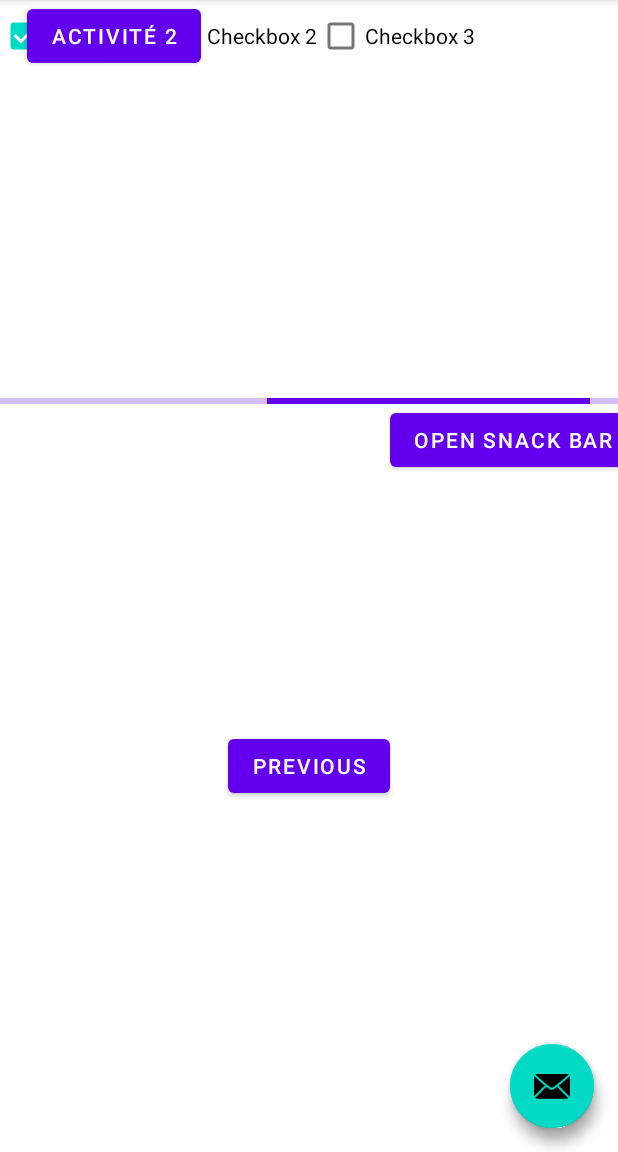
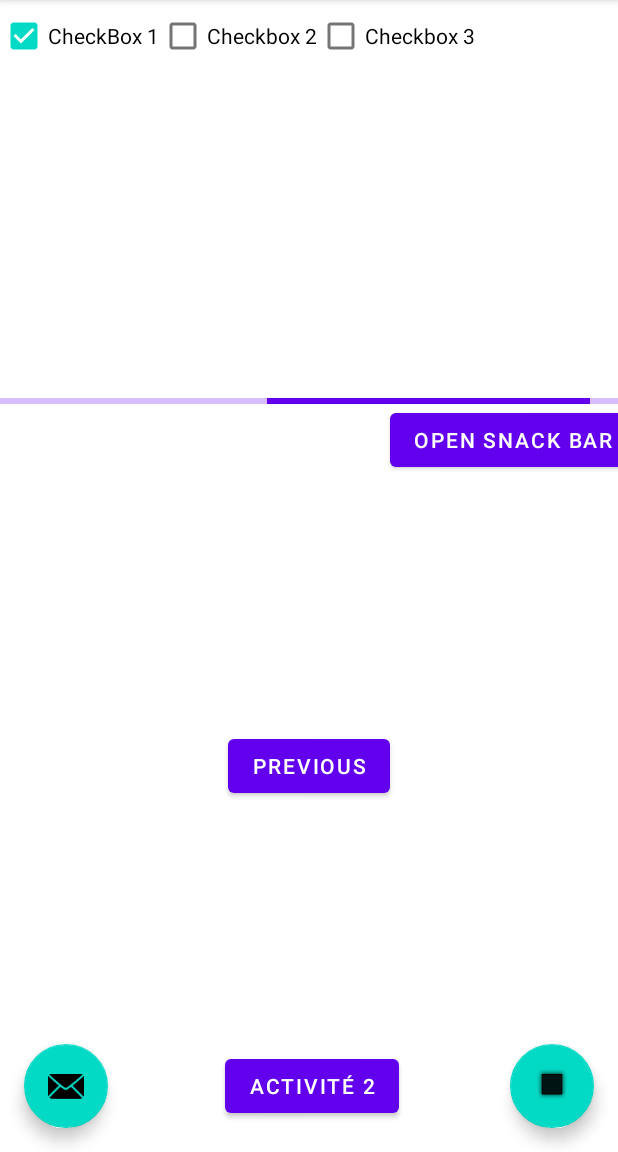
Before and after one commit to Bunsarak13/Basic_UI, an Android app: the SecondFragment screen opened through its navigation route, on a phone screen of 412 x 824 dp, the part 84-1236 px from its top. Run offline under Robolectric (Android 15) with nearby library versions, the phone set to English and light mode, and no system bars; libraries missing offline, so code that uses them is left out: splitties.activities.start, splitties.alertdialog.appcompat, splitties.alertdialog.material, splitties.toast.longToast, splitties.toast.toast.

Commit message:
Merge with gpatruno branch

```diff
--- a/app/src/main/java/com/student/basic_ui/MainActivity.kt
+++ b/app/src/main/java/com/student/basic_ui/MainActivity.kt
@@ -25,7 +25,7 @@ class MainActivity : AppCompatActivity() {
         setContentView(binding.root)
         setSupportActionBar(findViewById(R.id.toolbar))
 
-        binding.fab.setOnClickListener{
+        binding.mail.setOnClickListener{
             sendEmail("bunsarak.pen@ynov.com", "Hello BasicUI", "Message send to Kotlin App Basic UI")
         }
 
--- a/app/src/main/res/layout/activity_main.xml
+++ b/app/src/main/res/layout/activity_main.xml
@@ -30,15 +30,15 @@
         android:layout_width="wrap_content"
         android:layout_height="wrap_content"
         android:layout_gravity="bottom"
-        android:layout_margin="18dp"
-        android:text="@string/to_secondary_activity"
-        app:layout_anchor="@+id/include2" />
+        android:layout_marginLeft="150dp"
+        android:layout_marginBottom="20dp"
+        android:text="@string/to_secondary_activity" />
 
     <com.google.android.material.floatingactionbutton.FloatingActionButton
-        android:id="@+id/fab"
+        android:id="@+id/mail"
         android:layout_width="wrap_content"
         android:layout_height="wrap_content"
-        android:layout_gravity="bottom|end"
+        android:layout_gravity="bottom"
         android:layout_margin="@dimen/fab_margin"
         app:srcCompat="@android:drawable/ic_dialog_email" />
 
--- a/app/src/main/res/layout/fragment_second.xml
+++ b/app/src/main/res/layout/fragment_second.xml
@@ -64,9 +64,12 @@
         android:layout_height="wrap_content"
         android:layout_gravity="bottom|right"
         android:layout_margin="16dp"
-        app:srcCompat="@android:drawable/alert_dark_frame"
+        android:layout_marginEnd="96dp"
+        android:layout_marginRight="96dp"
+        android:layout_marginBottom="16dp"
         app:layout_constraintBottom_toBottomOf="parent"
-        app:layout_constraintEnd_toEndOf="parent"/>
+        app:layout_constraintEnd_toEndOf="parent"
+        app:srcCompat="@android:drawable/alert_dark_frame" />
 
     <com.google.android.material.progressindicator.LinearProgressIndicator
         android:id="@+id/progessbar"
```
